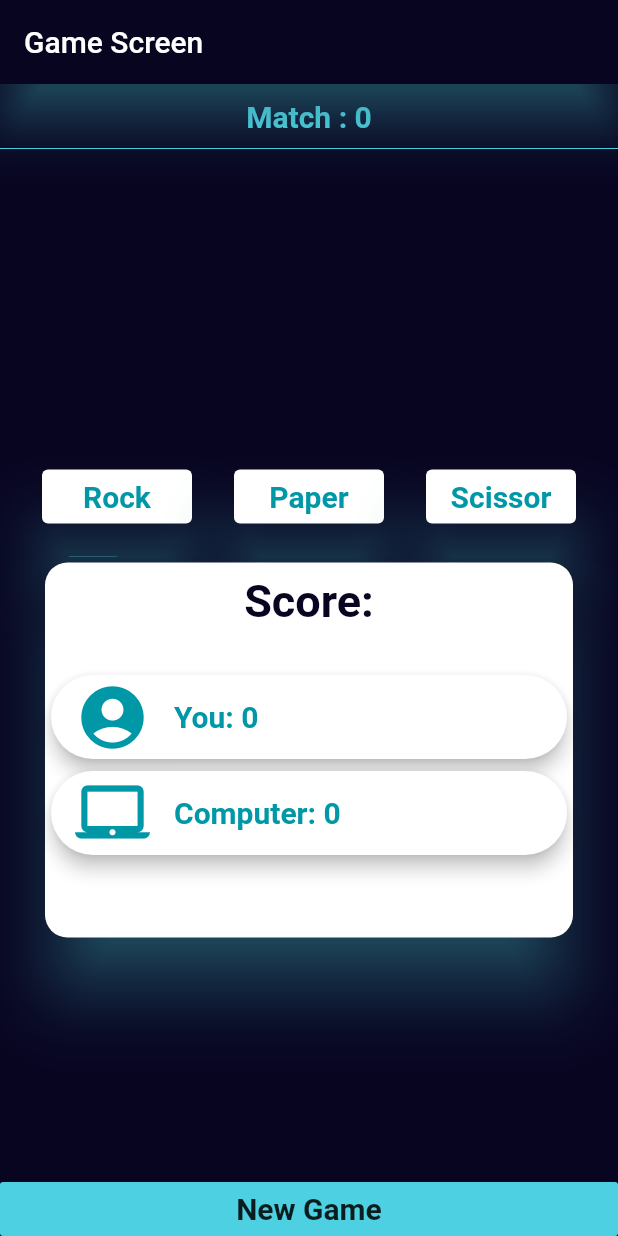
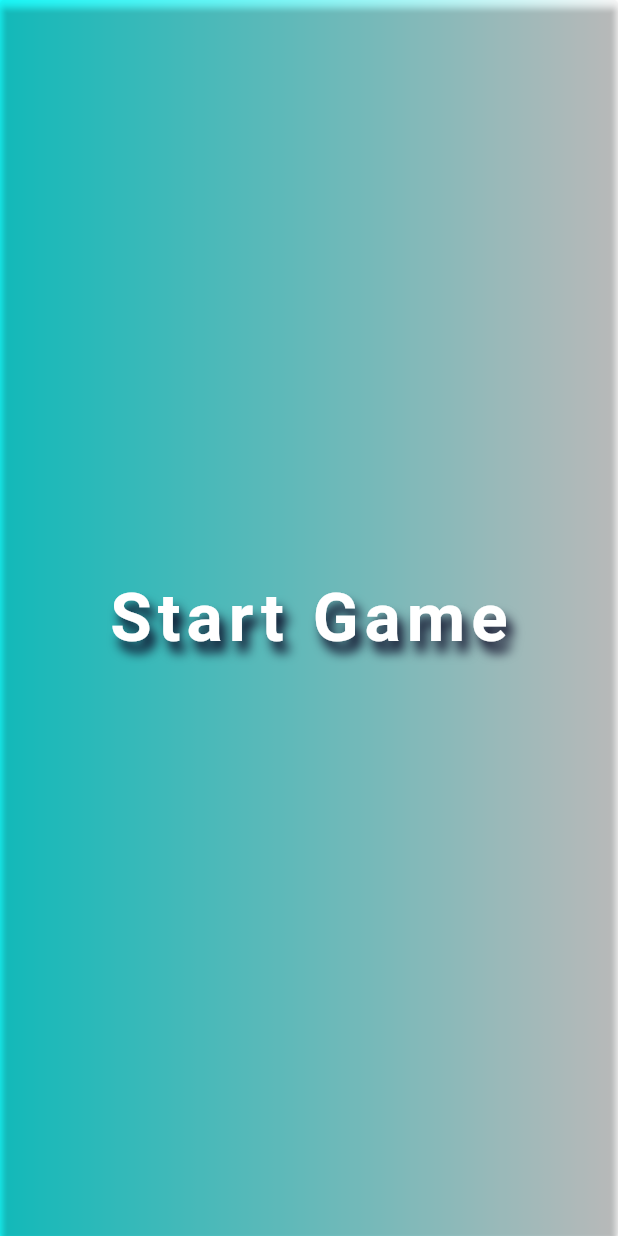
Before and after one commit to islam-ahsanul/rps-mobile-game, a Flutter app: the screen it shows after launch, on a phone screen of 412 x 824 dp. Run offline on Flutter 3.47's test engine with Material 2 defaults, Android fonts, the phone set to English and light mode, and no system bars; our stand-ins replace flutter_spinkit.

Commit message:
added welcome page

```diff
--- /dev/null
+++ b/lib/helpers/custom_route.dart
@@ -0,0 +1,44 @@
+import 'package:flutter/material.dart';
+
+class CustomRoute<T> extends MaterialPageRoute<T> {
+  CustomRoute({required WidgetBuilder builder, RouteSettings? settings})
+      : super(
+          builder: builder,
+          settings: settings,
+        );
+
+  @override
+  Widget buildTransitions(
+    BuildContext context,
+    Animation<double> animation,
+    Animation<double> secondaryAnimation,
+    Widget child,
+  ) {
+    if (settings.name == '/') {
+      return child;
+    }
+    return FadeTransition(
+      opacity: animation,
+      child: child,
+    );
+  }
+}
+
+class CustomPageTransitionBuilder extends PageTransitionsBuilder {
+  @override
+  Widget buildTransitions<T>(
+    PageRoute<T> route,
+    BuildContext context,
+    Animation<double> animation,
+    Animation<double> secondaryAnimation,
+    Widget child,
+  ) {
+    if (route.settings.name == '/') {
+      return child;
+    }
+    return FadeTransition(
+      opacity: animation,
+      child: child,
+    );
+  }
+}
--- a/lib/main.dart
+++ b/lib/main.dart
@@ -2,8 +2,11 @@
 
 import 'package:flutter/material.dart';
 import 'package:provider/provider.dart';
+import 'models/model_provider.dart';
+
 import 'package:rps_mobile_game/screens/game_screen.dart';
-import 'models/model_provider.dart';
+import 'screens/welcome_page.dart';
+import 'package:rps_mobile_game/helpers/custom_route.dart';
 
 void main() {
   runApp(const MyApp());
@@ -23,8 +26,15 @@ class MyApp extends StatelessWidget {
           accentColor: Colors.cyan[300],
           // canvasColor: Color.fromARGB(255, 241, 241, 227),
           canvasColor: Color.fromARGB(255, 8, 5, 33),
+          pageTransitionsTheme: PageTransitionsTheme(builders: {
+            TargetPlatform.android: CustomPageTransitionBuilder(),
+            TargetPlatform.iOS: CustomPageTransitionBuilder(),
+          }),
         ),
-        home: const GameScreen(),
+        home: const WelcomePage(),
+        routes: {
+          GameScreen.routeName: (ctx) => GameScreen(),
+        },
       ),
     );
   }
--- a/lib/screens/game_screen.dart
+++ b/lib/screens/game_screen.dart
@@ -10,6 +10,7 @@ import 'package:rps_mobile_game/widgets/newGame_button.dart';
 
 class GameScreen extends StatelessWidget {
   const GameScreen({Key? key}) : super(key: key);
+  static const routeName = '/game-screen';
 
   @override
   Widget build(BuildContext context) {
--- a/lib/screens/welcome_page.dart
+++ b/lib/screens/welcome_page.dart
@@ -0,0 +1,57 @@
+// ignore_for_file: prefer_const_constructors
+
+import 'package:flutter/material.dart';
+import 'dart:ui';
+import 'package:rps_mobile_game/screens/game_screen.dart';
+import 'package:rps_mobile_game/helpers/custom_route.dart';
+
+class WelcomePage extends StatelessWidget {
+  const WelcomePage({Key? key}) : super(key: key);
+
+  @override
+  Widget build(BuildContext context) {
+    return Scaffold(
+      body: Container(
+        decoration: BoxDecoration(
+          gradient: LinearGradient(
+            colors: const [
+              Colors.cyanAccent,
+              Colors.white,
+            ],
+          ),
+        ),
+        child: ElevatedButton(
+          child: const Center(
+            child: Text('Start Game'),
+          ),
+          style: ButtonStyle(
+            backgroundColor: MaterialStateProperty.all(Colors.transparent),
+            overlayColor: MaterialStateProperty.all(
+                Theme.of(context).canvasColor.withOpacity(0.9)),
+            textStyle: MaterialStateProperty.all(
+              TextStyle(
+                  fontSize: 45,
+                  fontWeight: FontWeight.bold,
+                  letterSpacing: 4,
+                  shadows: [
+                    Shadow(
+                      offset: Offset(4.0, 7.0),
+                      blurRadius: 9.0,
+                      color: Theme.of(context).canvasColor,
+                    ),
+                  ]),
+            ),
+          ),
+          onPressed: () {
+            Navigator.of(context).pushNamed(GameScreen.routeName);
+            // Navigator.of(context).push(
+            //   CustomRoute(
+            //     builder: (ctx) => GameScreen(),
+            //   ),
+            // );
+          },
+        ),
+      ),
+    );
+  }
+}
```
